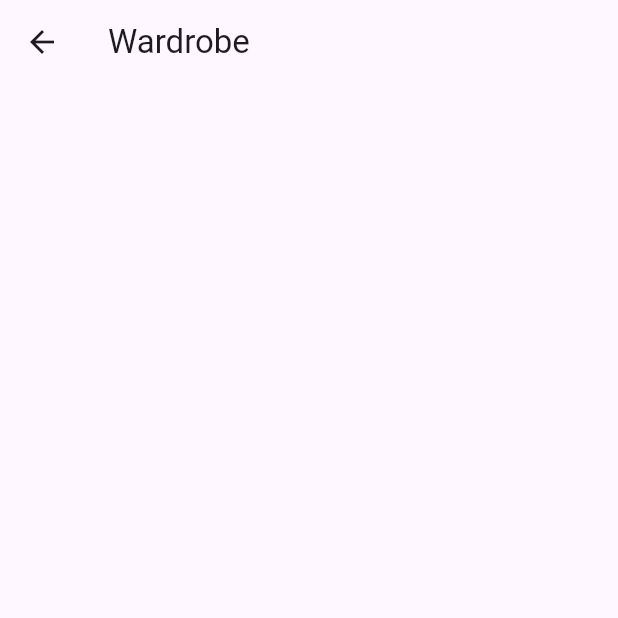
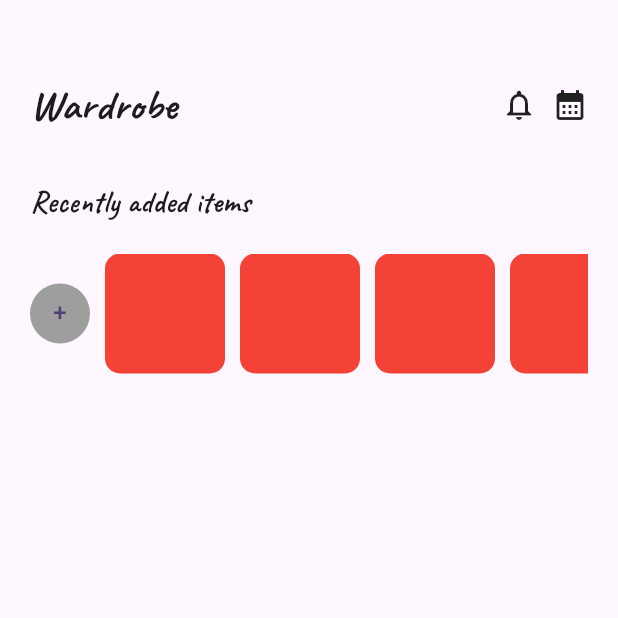
Before and after one commit to Nissan-Shrestha/FYP, a Flutter app: the WardrobeScreen screen opened directly, on a phone screen of 412 x 824 dp, the top half of it. Run offline on Flutter 3.47's test engine with Material 3 defaults, Android fonts, the phone set to English and light mode, and no system bars; our stand-ins replace firebase_auth, firebase_core, google_fonts; accounts and stored records are empty.

Commit message:
i changed a buncha stuff but dont remember everything but all good

```diff
--- a/fit_app/lib/screens/wardrobe/wardrobe_screen.dart
+++ b/fit_app/lib/screens/wardrobe/wardrobe_screen.dart
@@ -1,10 +1,100 @@
+import 'package:fit_app/screens/notifications/notification_screen.dart';
+import 'package:fit_app/screens/schedule/schedule_screen.dart';
 import 'package:flutter/material.dart';
+import 'package:google_fonts/google_fonts.dart';
 
 class WardrobeScreen extends StatelessWidget {
   const WardrobeScreen({super.key});
 
   @override
   Widget build(BuildContext context) {
-    return Scaffold(appBar: AppBar(title: Text("Wardrobe")));
+    return Scaffold(
+      body: SingleChildScrollView(
+        child: Padding(
+          padding: const EdgeInsets.symmetric(horizontal: 20),
+          child: Column(
+            crossAxisAlignment: CrossAxisAlignment.start,
+            children: [
+              SizedBox(height: 50),
+              //gotta have username here instead of nissan
+              Row(
+                spacing: 10,
+                children: [
+                  Expanded(
+                    child: Text(
+                      "Wardrobe",
+                      style: GoogleFonts.caveat(
+                        fontSize: 28,
+                        fontWeight: FontWeight.bold,
+                      ),
+                    ),
+                  ),
+                  GestureDetector(
+                    onTap: () {
+                      Navigator.push(
+                        context,
+                        MaterialPageRoute(builder: (_) => NotificationScreen()),
+                      );
+                    },
+                    child: Icon(Icons.notifications_outlined),
+                  ),
+                  GestureDetector(
+                    onTap: () {
+                      Navigator.push(
+                        context,
+                        MaterialPageRoute(builder: (_) => ScheduleScreen()),
+                      );
+                    },
+                    child: Icon(Icons.calendar_month),
+                  ),
+                ],
+              ),
+              SizedBox(height: 30),
+              Text(
+                "Recently added items",
+                style: GoogleFonts.caveat(
+                  fontSize: 20,
+                  fontWeight: FontWeight.bold,
+                ),
+              ),
+              SizedBox(height: 20),
+              Row(
+                children: [
+                  GestureDetector(
+                    onTap: () {},
+                    child: CircleAvatar(
+                      backgroundColor: Colors.grey,
+                      child: Text("+"),
+                    ),
+                  ),
+                  SizedBox(width: 10),
+                  Expanded(
+                    child: SizedBox(
+                      height: 80,
+                      child: ListView.builder(
+                        scrollDirection: Axis.horizontal,
+                        itemCount: 10,
+                        itemBuilder: (BuildContext context, int index) {
+                          return Padding(
+                            padding: const EdgeInsets.only(right: 10),
+                            child: Container(
+                              width: 80,
+                              decoration: BoxDecoration(
+                                borderRadius: BorderRadius.circular(10),
+                                color: Colors.red,
+                              ),
+                            ),
+                          );
+                        },
+                      ),
+                    ),
+                  ),
+                ],
+              ),
+            ],
+          ),
+        ),
+      ),
+    );
   }
 }
```
Also changed, not shown: fit_app/lib/screens/splash/splash_screen.dart (+13 -4 lines), fit_app/lib/viewmodels/auth_viewmodel.dart (+14 -4 lines), fit_app/lib/models/WardrobeModel.dart (added).
